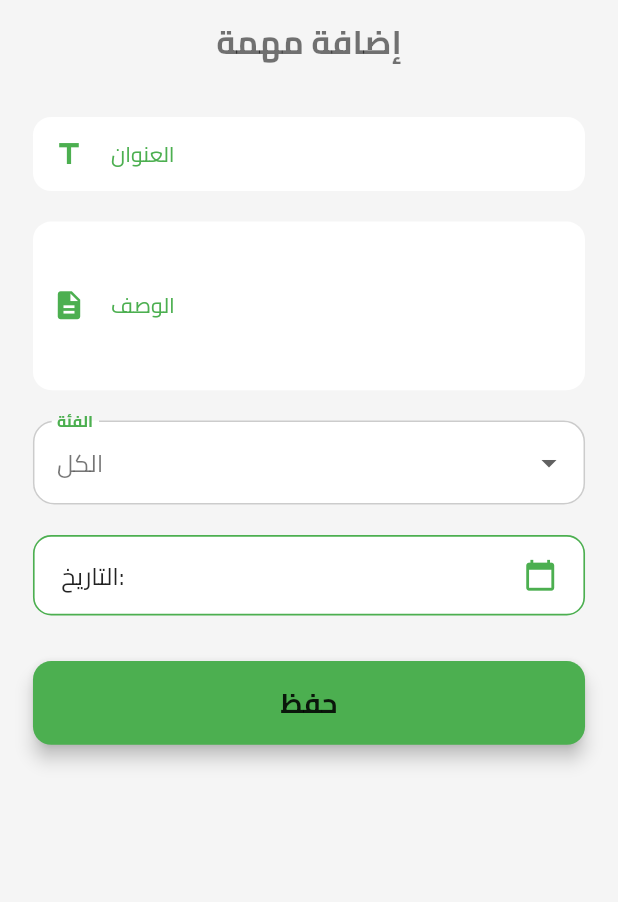
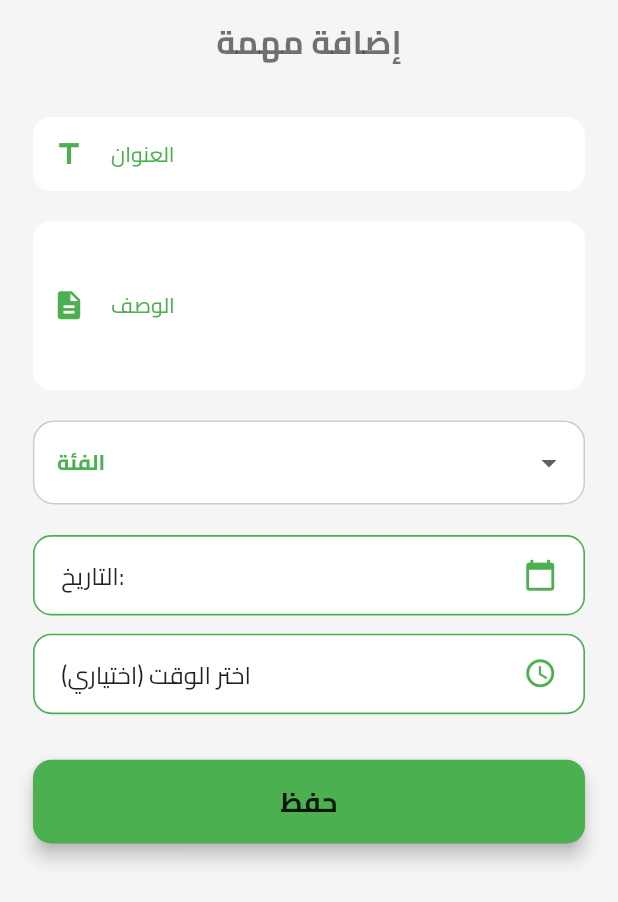
Before and after one commit to Ahmed-Khames2/todo_app, a Flutter app: the screen it shows after launch, after a tap on the "add" icon, on a phone screen of 412 x 824 dp. Shown: the top 902 px of the screen. Run offline on Flutter 3.47's test engine with Material 3 defaults, Android fonts, the phone set to English and light mode, and no system bars; our stand-ins replace bloc, convex_bottom_bar, equatable, flutter_bloc, flutter_local_notifications, flutter_screenutil and 3 more; accounts and stored records are empty.

Commit message:
add time  to notification

```diff
--- a/lib/core/data/app_database.dart
+++ b/lib/core/data/app_database.dart
@@ -16,7 +16,7 @@ class AppDatabase {
 
     return await openDatabase(
       path,
-      version: 2, // زودنا النسخة
+      version: 3,
       onCreate: _onCreate,
       onUpgrade: _onUpgrade, // ضفنا onUpgrade
     );
@@ -30,15 +30,19 @@ class AppDatabase {
         description TEXT,
         isDone INTEGER NOT NULL,
         category TEXT NOT NULL,
-        createdAt TEXT NOT NULL
+        createdAt TEXT NOT NULL,
+        scheduledTime TEXT
       )
     ''');
   }
 
-  static Future _onUpgrade(Database db, int oldVersion, int newVersion) async {
-    if (oldVersion < 2) {
-      // نضيف عمود description لو مش موجود
-      await db.execute('ALTER TABLE tasks ADD COLUMN description TEXT');
-    }
+ static Future _onUpgrade(Database db, int oldVersion, int newVersion) async {
+  if (oldVersion < 2) {
+    await db.execute('ALTER TABLE tasks ADD COLUMN description TEXT');
+  }
+  if (oldVersion < 3) {
+    await db.execute('ALTER TABLE tasks ADD COLUMN scheduledTime TEXT');
   }
 }
+
+}
--- a/lib/core/data/model/task_model.dart
+++ b/lib/core/data/model/task_model.dart
@@ -2,9 +2,11 @@ class TaskModel {
   final int? id;
   final String title;
   final String? description;
-  final DateTime date;
+  final DateTime date; // created at
   final bool isDone;
   final String category;
+
+  final DateTime? scheduledTime; // ← ميعاد تنفيذ المهمة (Notification)
 
   TaskModel({
     this.id,
@@ -13,6 +15,7 @@ class TaskModel {
     required this.date,
     this.isDone = false,
     required this.category,
+    this.scheduledTime, // جديد
   });
 
   Map<String, dynamic> toMap() {
@@ -23,6 +26,7 @@ class TaskModel {
       'createdAt': date.toIso8601String(),
       'isDone': isDone ? 1 : 0,
       'category': category,
+      'scheduledTime': scheduledTime?.toIso8601String(), // جديد
     };
   }
 
@@ -34,6 +38,9 @@ class TaskModel {
       date: DateTime.parse(map['createdAt'] as String),
       isDone: (map['isDone'] as int) == 1,
       category: map['category'] as String,
+      scheduledTime: map['scheduledTime'] != null
+          ? DateTime.parse(map['scheduledTime'] as String)
+          : null, // جديد
     );
   }
 
@@ -44,6 +51,7 @@ class TaskModel {
     DateTime? date,
     bool? isDone,
     String? category,
+    DateTime? scheduledTime, // جديد
   }) {
     return TaskModel(
       id: id ?? this.id,
@@ -52,6 +60,7 @@ class TaskModel {
       date: date ?? this.date,
       isDone: isDone ?? this.isDone,
       category: category ?? this.category,
+      scheduledTime: scheduledTime ?? this.scheduledTime, // جديد
     );
   }
 }
--- a/lib/features/addTask/add_task_page.dart
+++ b/lib/features/addTask/add_task_page.dart
@@ -32,13 +32,7 @@ class AddTaskPage extends StatelessWidget {
   @override
   Widget build(BuildContext context) {
     return BlocProvider(
-      create:
-          (_) =>
-              AddTaskCubit()
-                ..changeTitle(editTask?.title ?? "")
-                ..changeDescription(editTask?.description ?? "")
-                ..changeDate(editTask?.date ?? DateTime.now())
-                ..changeCategory(editTask?.category ?? categories.first),
+      create: (_) => AddTaskCubit(editTask: editTask),
       child: BlocBuilder<AddTaskCubit, AddTaskState>(
         builder: (context, state) {
           final cubit = context.read<AddTaskCubit>();
@@ -47,15 +41,15 @@ class AddTaskPage extends StatelessWidget {
           return Scaffold(
             resizeToAvoidBottomInset: true,
             appBar: AppBar(
-              automaticallyImplyLeading:
-                  false, // ❌ يمنع ظهور زر الرجوع التلقائي
+              automaticallyImplyLeading: false,
               backgroundColor: Colors.transparent,
               elevation: 0,
               title: Text(
                 isEditing ? "تعديل المهمة" : "إضافة مهمة",
-                style: Theme.of(
-                  context,
-                ).textTheme.titleLarge?.copyWith(fontWeight: FontWeight.bold),
+                style: Theme.of(context)
+                    .textTheme
+                    .titleLarge
+                    ?.copyWith(fontWeight: FontWeight.bold),
               ),
               centerTitle: true,
             ),
@@ -86,7 +80,8 @@ class AddTaskPage extends StatelessWidget {
                   SizedBox(height: 20.h),
                   CustomDatePicker(
                     selectedDate: state.date,
-                    onTap: () async {
+                    selectedTime: state.scheduledTime,
+                    onSelectDate: () async {
                       final date = await showDatePicker(
                         context: context,
                         initialDate: state.date ?? DateTime.now(),
@@ -94,6 +89,23 @@ class AddTaskPage extends StatelessWidget {
                         lastDate: DateTime(2100),
                       );
                       if (date != null) cubit.changeDate(date);
+                    },
+                    onSelectTime: () async {
+                      final time = await showTimePicker(
+                        context: context,
+                        initialTime: TimeOfDay.now(),
+                      );
+                      if (time != null) {
+                        final now = DateTime.now();
+                        final scheduledDateTime = DateTime(
+                          now.year,
+                          now.month,
+                          now.day,
+                          time.hour,
+                          time.minute,
+                        );
+                        cubit.changeScheduledTime(scheduledDateTime);
+                      }
                     },
                   ),
                   SizedBox(height: 30.h),
@@ -111,12 +123,12 @@ class AddTaskPage extends StatelessWidget {
                       }
 
                       final task = TaskModel(
-                        id:
-                            editTask?.id ??
+                        id: editTask?.id ??
                             DateTime.now().millisecondsSinceEpoch,
                         title: state.title,
                         description: state.description,
                         date: state.date!,
+                        scheduledTime: state.scheduledTime, // اختياري
                         category: state.category!,
                         isDone: editTask?.isDone ?? false,
                       );
--- a/lib/features/addTask/logic/cubit/add_task_cubit.dart
+++ b/lib/features/addTask/logic/cubit/add_task_cubit.dart
@@ -1,13 +1,36 @@
 import 'package:flutter_bloc/flutter_bloc.dart';
 import 'add_task_state.dart';
+import 'package:todo_app/core/data/model/task_model.dart';
 
 class AddTaskCubit extends Cubit<AddTaskState> {
-  AddTaskCubit() : super(const AddTaskState());
+  AddTaskCubit({TaskModel? editTask})
+      : super(
+          AddTaskState(
+            id: editTask?.id,
+            title: editTask?.title ?? '',
+            description: editTask?.description ?? '',
+            date: editTask?.date ?? DateTime.now(),
+            category: editTask?.category,
+            scheduledTime: editTask?.scheduledTime, // جديد
+          ),
+        );
 
   void changeTitle(String value) => emit(state.copyWith(title: value));
   void changeDescription(String value) => emit(state.copyWith(description: value));
   void changeDate(DateTime value) => emit(state.copyWith(date: value));
   void changeCategory(String value) => emit(state.copyWith(category: value));
+  void changeScheduledTime(DateTime value) => emit(state.copyWith(scheduledTime: value)); // جديد
 
-  void resetForm() => emit(const AddTaskState());
+  void resetForm({TaskModel? editTask}) {
+    emit(
+      AddTaskState(
+        id: editTask?.id,
+        title: editTask?.title ?? '',
+        description: editTask?.description ?? '',
+        date: editTask?.date ?? DateTime.now(),
+        category: editTask?.category,
+        scheduledTime: editTask?.scheduledTime, // جديد
+      ),
+    );
+  }
 }
--- a/lib/features/addTask/logic/cubit/add_task_state.dart
+++ b/lib/features/addTask/logic/cubit/add_task_state.dart
@@ -1,32 +1,40 @@
 import 'package:equatable/equatable.dart';
 
 class AddTaskState extends Equatable {
+  final int? id;
   final String title;
   final String description;
   final DateTime? date;
   final String? category;
+  final DateTime? scheduledTime; // جديد
 
   const AddTaskState({
+    this.id,
     this.title = '',
     this.description = '',
     this.date,
     this.category,
+    this.scheduledTime, // جديد
   });
 
   AddTaskState copyWith({
+    int? id,
     String? title,
     String? description,
     DateTime? date,
     String? category,
+    DateTime? scheduledTime, // جديد
   }) {
     return AddTaskState(
+      id: id ?? this.id,
       title: title ?? this.title,
       description: description ?? this.description,
       date: date ?? this.date,
       category: category ?? this.category,
+      scheduledTime: scheduledTime ?? this.scheduledTime, // جديد
     );
   }
 
   @override
-  List<Object?> get props => [title, description, date, category];
+  List<Object?> get props => [id, title, description, date, category, scheduledTime];
 }
--- a/lib/features/addTask/widgets/CustomDatePicker.dart
+++ b/lib/features/addTask/widgets/CustomDatePicker.dart
@@ -1,24 +1,28 @@
-// ignore_for_file: file_names
-
 import 'package:flutter/material.dart';
 import 'package:flutter_screenutil/flutter_screenutil.dart';
 
 class CustomDatePicker extends StatelessWidget {
   final DateTime? selectedDate;
-  final VoidCallback onTap;
+  final DateTime? selectedTime;
+  final VoidCallback onSelectDate;
+  final VoidCallback onSelectTime;
 
   const CustomDatePicker({
     super.key,
     required this.selectedDate,
-    required this.onTap,
+    this.selectedTime,
+    required this.onSelectDate,
+    required this.onSelectTime,
   });
 
   @override
   Widget build(BuildContext context) {
     final theme = Theme.of(context);
 
-    return InkWell(
-      onTap: onTap,
+    return Column(
+      children: [
+        InkWell(
+          onTap: onSelectDate,
           child: Container(
             padding: EdgeInsets.symmetric(horizontal: 16.w, vertical: 14.h),
             decoration: BoxDecoration(
@@ -35,10 +39,38 @@ class CustomDatePicker extends StatelessWidget {
                       : 'اختر التاريخ',
                   style: TextStyle(fontSize: 16.sp),
                 ),
-            Icon(Icons.calendar_today, size: 22.sp, color: theme.colorScheme.primary),
+                Icon(Icons.calendar_today,
+                    size: 22.sp, color: theme.colorScheme.primary),
               ],
             ),
           ),
+        ),
+        SizedBox(height: 12.h),
+        InkWell(
+          onTap: onSelectTime,
+          child: Container(
+            padding: EdgeInsets.symmetric(horizontal: 16.w, vertical: 14.h),
+            decoration: BoxDecoration(
+              color: theme.colorScheme.surface,
+              borderRadius: BorderRadius.circular(12.r),
+              border: Border.all(color: theme.colorScheme.primary, width: 1.w),
+            ),
+            child: Row(
+              mainAxisAlignment: MainAxisAlignment.spaceBetween,
+              children: [
+                Text(
+                  selectedTime != null
+                      ? 'الوقت: ${selectedTime!.hour.toString().padLeft(2, '0')}:${selectedTime!.minute.toString().padLeft(2, '0')}'
+                      : 'اختر الوقت (اختياري)',
+                  style: TextStyle(fontSize: 16.sp),
+                ),
+                Icon(Icons.access_time,
+                    size: 22.sp, color: theme.colorScheme.primary),
+              ],
+            ),
+          ),
+        ),
+      ],
     );
   }
 }
--- a/lib/main.dart
+++ b/lib/main.dart
@@ -1,6 +1,7 @@
 import 'package:flutter/material.dart';
 import 'package:flutter_bloc/flutter_bloc.dart';
 import 'package:flutter_screenutil/flutter_screenutil.dart';
+import 'package:timezone/data/latest_all.dart' as tz;
 import 'package:todo_app/core/constant/app_constant.dart';
 import 'package:todo_app/core/cubit/tasks_cubit.dart';
 import 'package:todo_app/core/data/task_repository.dart';
@@ -11,6 +12,8 @@ import 'package:todo_app/features/addTask/logic/cubit/add_task_cubit.dart';
 
 void main() {
   WidgetsFlutterBinding.ensureInitialized();
+    tz.initializeTimeZones();
+
 
   runApp(
     MultiBlocProvider(
--- a/pubspec.yaml
+++ b/pubspec.yaml
@@ -44,6 +44,9 @@ dependencies:
   shared_preferences: ^2.5.3
   equatable: ^2.0.7
   convex_bottom_bar: ^3.2.0
+  flutter_local_notifications: ^19.4.2
+  timezone: ^0.10.1
+  # flutter_native_timezone: ^2.0.0
 
 dev_dependencies:
   flutter_test:
```
Also changed, not shown: lib/core/data/task_repository.dart (+3 -4 lines), lib/core/services/notification_service.dart (added, +161 -0 lines), pubspec.lock, 6 other files. Lines whose indentation alone changed are shown as unchanged.
